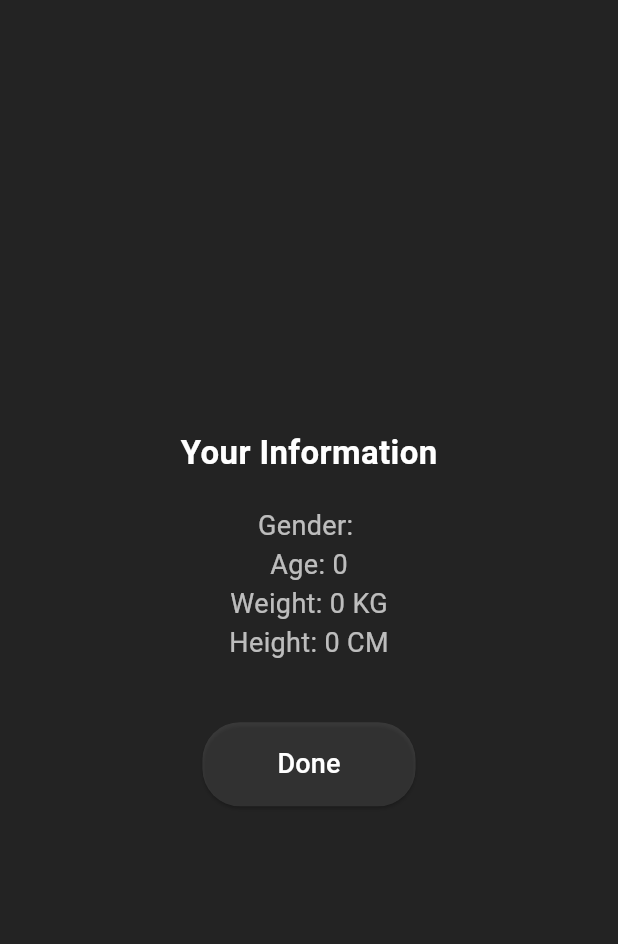
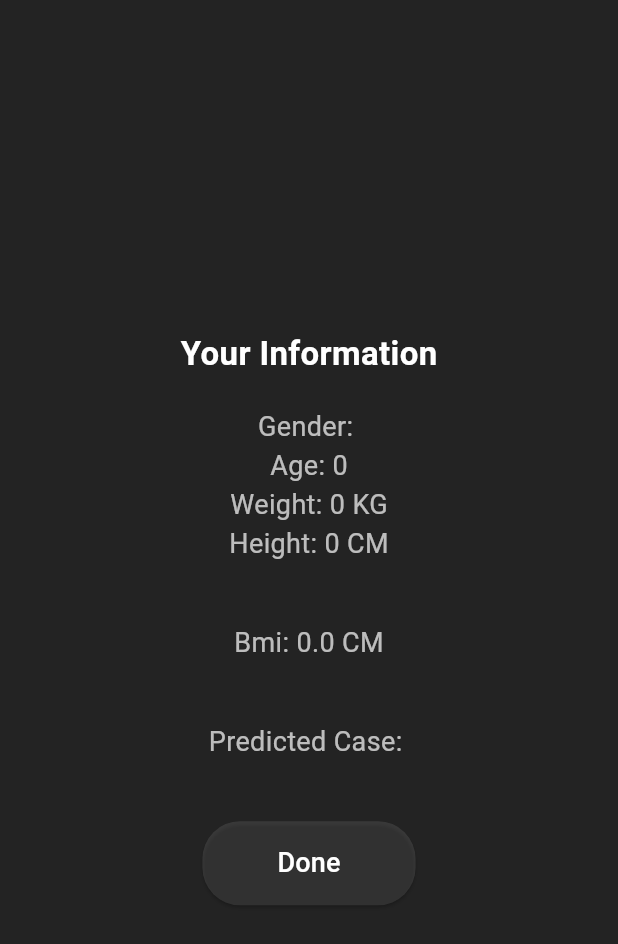
Before and after one commit to ahmedEhab10/FitApp, a Flutter app: the SummaryPage screen opened directly with empty values, on a phone screen of 412 x 824 dp. Shown: the top 944 px of the screen. Run offline on Flutter 3.47's test engine with Material 3 defaults, Android fonts, the phone set to English and light mode, and no system bars; our stand-ins replace bloc, cloud_firestore, dartz, dio, dots_indicator, firebase_auth and 10 more; accounts and stored records are empty; network calls fail.

```diff
--- a/lib/Features/Set_Up/cubit/cubit/user_cubit.dart
+++ b/lib/Features/Set_Up/cubit/cubit/user_cubit.dart
@@ -12,7 +12,7 @@ class UserCubit extends Cubit<UserState> {
 
   Future<void> updateBodyData({
     required int weight,
-    required int height,
+    required num height,
     required String gender,
     required int age,
   }) async {
--- a/lib/Features/Set_Up/widgets/SummaryPage .dart
+++ b/lib/Features/Set_Up/widgets/SummaryPage .dart
@@ -5,23 +5,27 @@ import 'package:flutter_bloc/flutter_bloc.dart';
 import 'package:go_router/go_router.dart';
 import 'package:graduation_project_ui/Features/Set_Up/cubit/cubit/user_cubit.dart';
 import 'package:graduation_project_ui/constant.dart';
+import 'package:graduation_project_ui/core/Models/BodyConditionModel.dart';
 import 'package:graduation_project_ui/core/Services/Data_Base_Service.dart';
 import 'package:graduation_project_ui/core/Services/Shared_Preferences_Singlton.dart';
 import 'package:graduation_project_ui/core/Services/get_it_Service.dart';
 import 'package:shared_preferences/shared_preferences.dart';
+import 'package:supabase_flutter/supabase_flutter.dart' as bodyConditionModel;
 
 class SummaryPage extends StatelessWidget {
   final String gender;
   final int age;
   final int weight;
-  final int height;
+  final num height;
+  final BodyConditionModel bodyConditionModel;
 
   const SummaryPage(
       {super.key,
       required this.gender,
       required this.age,
       required this.weight,
-      required this.height});
+      required this.height,
+      required this.bodyConditionModel});
 
   @override
   Widget build(BuildContext context) {
@@ -54,11 +58,20 @@ class SummaryPage extends StatelessWidget {
                     style:
                         const TextStyle(color: Colors.white70, fontSize: 18)),
                 const SizedBox(height: 40),
+                Text("Bmi: ${bodyConditionModel.bmi} CM",
+                    style:
+                        const TextStyle(color: Colors.white70, fontSize: 18)),
+                const SizedBox(height: 40),
+                Text("Predicted Case: ${bodyConditionModel.predictedCase}",
+                    style:
+                        const TextStyle(color: Colors.white70, fontSize: 18)),
+                const SizedBox(height: 40),
                 buttonwithbloccnsumer(
                   gender: gender,
                   age: age,
                   weight: weight,
                   height: height,
+                  bodyConditionModel: bodyConditionModel,
                 ),
               ],
             ),
@@ -73,14 +86,15 @@ class buttonwithbloccnsumer extends StatelessWidget {
   final String gender;
   final int age;
   final int weight;
-  final int height;
-  const buttonwithbloccnsumer({
-    super.key,
-    required this.gender,
-    required this.age,
-    required this.weight,
-    required this.height,
-  });
+  final num height;
+  final BodyConditionModel bodyConditionModel;
+  const buttonwithbloccnsumer(
+      {super.key,
+      required this.gender,
+      required this.age,
+      required this.weight,
+      required this.height,
+      required this.bodyConditionModel});
 
   @override
   Widget build(BuildContext context) {
@@ -112,6 +126,7 @@ class buttonwithbloccnsumer extends StatelessWidget {
                     "height": height,
                     "gender": gender,
                     "age": age,
+                    "bodyCondition": bodyConditionModel.predictedCase,
                   }).then((_) {
                     context.read<UserCubit>().updateBodyData(
                         weight: weight,
```
Also changed, not shown: lib/Features/Set_Up/widgets/HeightPage.dart (+16 -3 lines), lib/core/Services/BodyConditionService.dart (+5 -3 lines), 4 other files.
